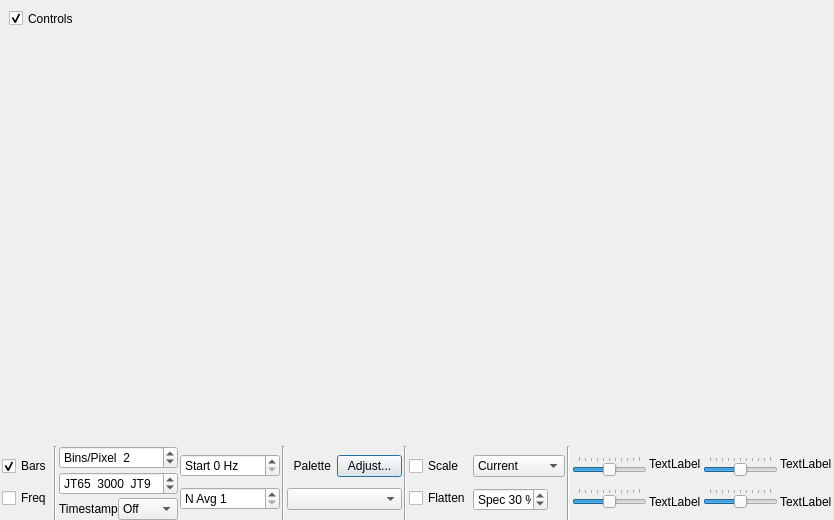
This is widegraph.ui in ce3tsk/jtdx_contest as Qt 5 draws it before an edit. The edited form follows.
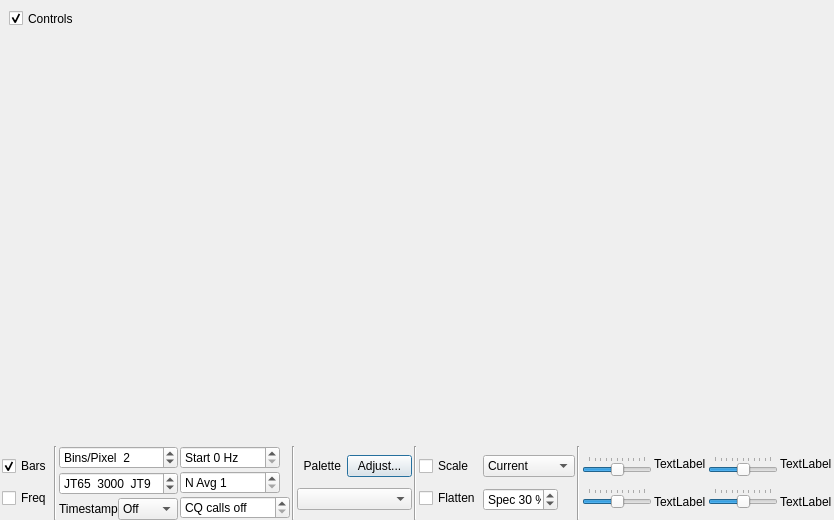
This is the edited form. Custom widgets are drawn as their Qt base class.

Commit message: Wide Graph: CQ calls on the waterfall - the call of each station calling CQ written at the bottom of the waterfall over its frequency, for a time set in the Wide Graph controls (CQ calls, 0-600 s, off by default); only the CQs the Band Activity window shows; in all 20 languages. By Michael DO3BOX (pull requests 3 and 5)

The edit to the form file:
```diff
--- a/widegraph.ui
+++ b/widegraph.ui
@@ -367,6 +367,46 @@
           </property>
          </widget>
         </item>
+        <item>
+         <widget class="QSpinBox" name="cqCallsSpinBox">
+          <property name="minimumSize">
+           <size>
+            <width>110</width>
+            <height>0</height>
+           </size>
+          </property>
+          <property name="maximumSize">
+           <size>
+            <width>120</width>
+            <height>16777215</height>
+           </size>
+          </property>
+          <property name="toolTip">
+           <string>&lt;html&gt;&lt;head/&gt;&lt;body&gt;&lt;p&gt;Show the callsigns of stations calling CQ at the bottom of the waterfall, over their transmit frequency, for this many seconds. 0 switches it off.&lt;/p&gt;&lt;/body&gt;&lt;/html&gt;</string>
+          </property>
+          <property name="specialValueText">
+           <string>CQ calls off</string>
+          </property>
+          <property name="suffix">
+           <string> s</string>
+          </property>
+          <property name="prefix">
+           <string>CQ calls </string>
+          </property>
+          <property name="minimum">
+           <number>0</number>
+          </property>
+          <property name="maximum">
+           <number>600</number>
+          </property>
+          <property name="singleStep">
+           <number>5</number>
+          </property>
+          <property name="value">
+           <number>0</number>
+          </property>
+         </widget>
+        </item>
        </layout>
       </item>
       <item>
```
The commit also changes 27 other files.
